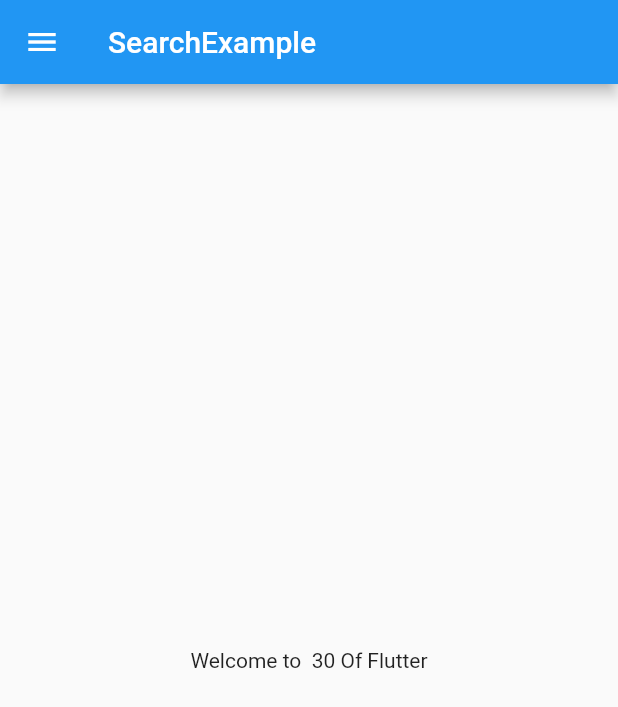
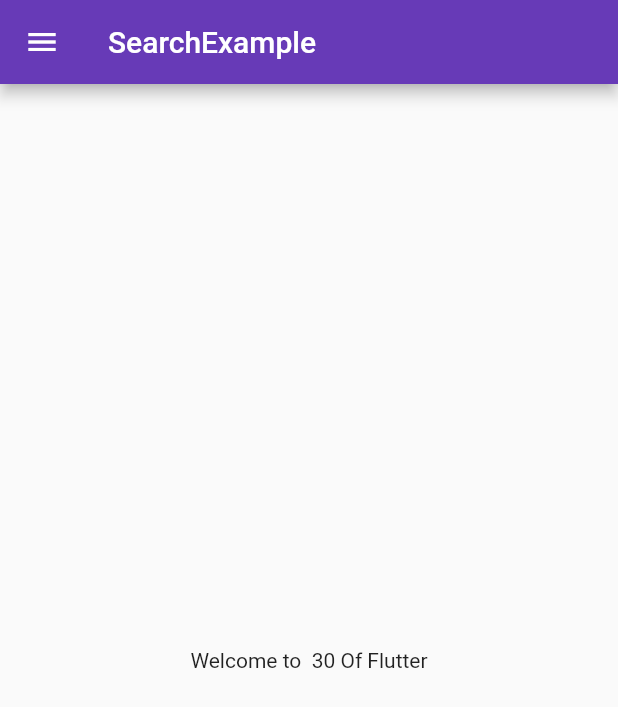
Before and after one commit to Vivek-kumar-1/30daysofflutter, a Flutter app: the screen it shows after launch, on a phone screen of 412 x 824 dp. Shown: the top 707 px of the screen. Run offline on Flutter 3.47's test engine with Material 2 defaults, Android fonts, the phone set to English and light mode, and no system bars.

Commit message:
Day 3 completed

```diff
--- a/lib/main.dart
+++ b/lib/main.dart
@@ -1,3 +1,4 @@
+import 'package:feabox/app_screens/Login_Page.dart';
 import 'package:flutter/material.dart';
 
 import 'app_screens/homepage.dart';
@@ -12,7 +13,20 @@
   @override
   Widget build(BuildContext context) {
     return MaterialApp(
-      home: HomePage(),
+      // home: HomePage(),   as it defined in route/map
+      themeMode: ThemeMode.light,
+      theme: ThemeData(
+          // primaryColor: Colors.red
+          primarySwatch: Colors.deepPurple),
+      darkTheme: ThemeData(
+          // brightness: Brightness.dark,
+          primarySwatch: Colors.green),
+      initialRoute: '/home',
+      routes: {
+        "/": (context) => LoginPage(),
+        "/home": (context) => HomePage(),
+        "/login": (context) => LoginPage(),
+      },
     );
   }
 }
```
Also changed, not shown: lib/app_screens/Login_Page.dart (added, +23 -0 lines).
